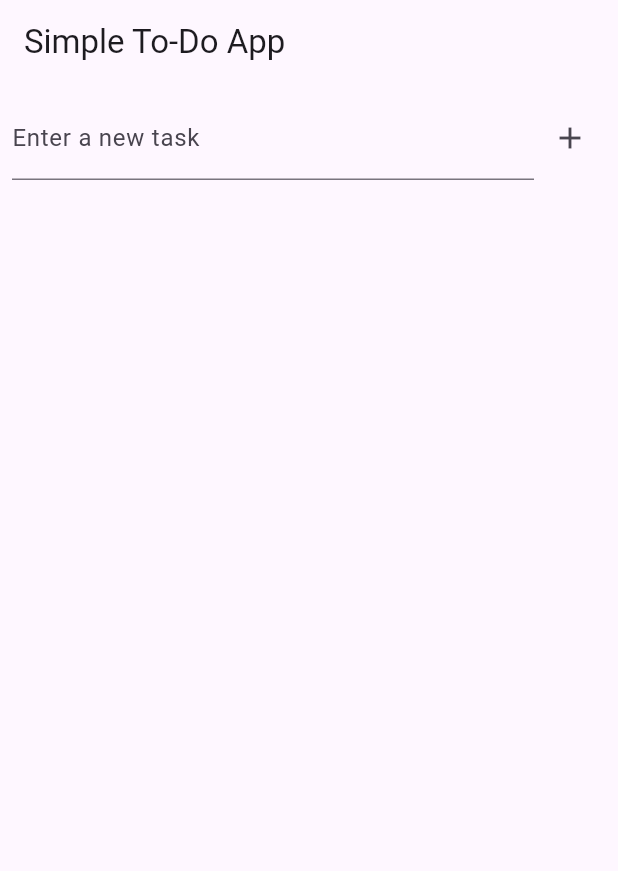
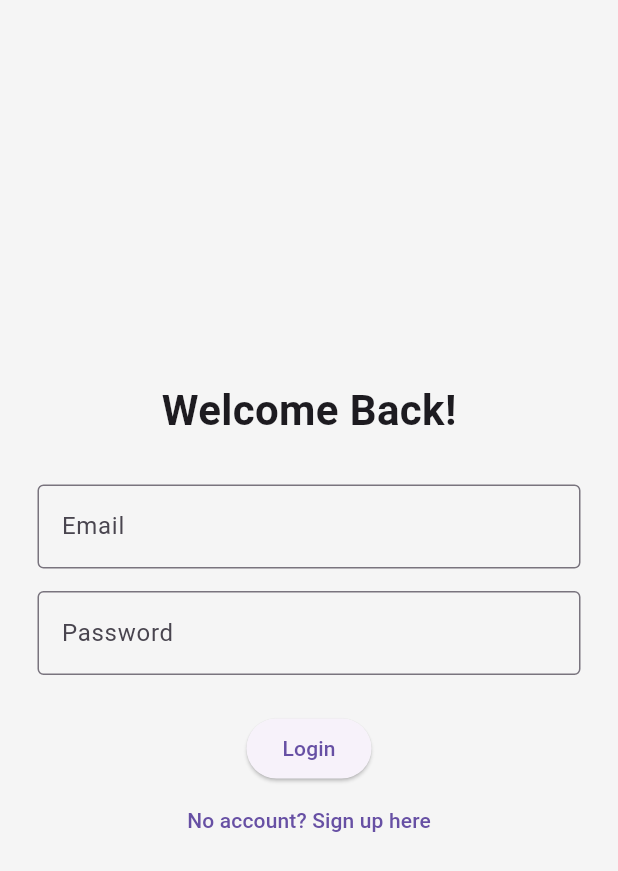
Before and after one commit to Vinoni420/app, a Flutter app: the screen it shows after launch, on a phone screen of 412 x 824 dp. Shown: the top 871 px of the screen. Run offline on Flutter 3.47's test engine with Material 3 defaults, Android fonts, the phone set to English and light mode, and no system bars.

Commit message:
simple login page does not work only frontend

```diff
--- a/lib/main.dart
+++ b/lib/main.dart
@@ -1,94 +1,134 @@
 import 'package:flutter/material.dart';
 
 void main() {
-  runApp(const TodoApp());
+  runApp(const MyApp());
 }
 
-class TodoApp extends StatelessWidget {
-  const TodoApp({super.key});
+class MyApp extends StatelessWidget {
+  const MyApp({super.key});
 
   @override
   Widget build(BuildContext context) {
     return MaterialApp(
-      title: 'Simple To-Do',
-      theme: ThemeData(primarySwatch: Colors.blue),
-      home: const TodoHomePage(),
+      title: 'Login/Signup Demo',
+      debugShowCheckedModeBanner: false,
+      theme: ThemeData(
+        primarySwatch: Colors.blue,
+      ),
+      home: const AuthPage(),
     );
   }
 }
 
-class TodoHomePage extends StatefulWidget {
-  const TodoHomePage({super.key});
+class AuthPage extends StatefulWidget {
+  const AuthPage({super.key});
 
   @override
-  State<TodoHomePage> createState() => _TodoHomePageState();
+  State<AuthPage> createState() => _AuthPageState();
 }
 
-class _TodoHomePageState extends State<TodoHomePage> {
-  final List<String> _tasks = [];
+class _AuthPageState extends State<AuthPage> {
+  bool isLogin = true;
+  final _formKey = GlobalKey<FormState>();
 
-  final TextEditingController _controller = TextEditingController();
+  final TextEditingController emailController = TextEditingController();
+  final TextEditingController passwordController = TextEditingController();
+  final TextEditingController nameController = TextEditingController();
 
-  void _addTask() {
-    final text = _controller.text;
-    if (text.isNotEmpty) {
-      setState(() {
-        _tasks.add(text);
-        _controller.clear();
-      });
-    }
+  void toggleForm() {
+    setState(() {
+      isLogin = !isLogin;
+    });
   }
 
-  void _removeTask(int index) {
-    setState(() {
-      _tasks.removeAt(index);
-    });
+  void submit() {
+    if (_formKey.currentState!.validate()) {
+      final email = emailController.text.trim();
+      final password = passwordController.text.trim();
+      final name = nameController.text.trim();
+
+      if (isLogin) {
+        print('Login: $email - $password');
+      } else {
+        print('Signup: $name - $email - $password');
+      }
+    }
   }
 
   @override
   Widget build(BuildContext context) {
     return Scaffold(
-      appBar: AppBar(
-        title: const Text('Simple To-Do App'),
-      ),
-      body: Column(
-        children: [
-          Padding(
-            padding: const EdgeInsets.all(8.0),
-            child: Row(
+      backgroundColor: Colors.grey[100],
+      body: Center(
+        child: Padding(
+          padding: const EdgeInsets.symmetric(horizontal: 25),
+          child: SingleChildScrollView(
+            child: Column(
+              mainAxisAlignment: MainAxisAlignment.center,
               children: [
-                Expanded(
-                  child: TextField(
-                    controller: _controller,
-                    decoration: const InputDecoration(
-                      labelText: 'Enter a new task',
-                    ),
-                    onSubmitted: (_) => _addTask(),
+                Text(
+                  isLogin ? 'Welcome Back!' : 'Create Account',
+                  style: const TextStyle(
+                    fontSize: 28,
+                    fontWeight: FontWeight.bold,
                   ),
                 ),
-                IconButton(
-                  icon: const Icon(Icons.add),
-                  onPressed: _addTask,
-                ),
+                const SizedBox(height: 30),
+                Form(
+                  key: _formKey,
+                  child: Column(
+                    children: [
+                      if (!isLogin)
+                        TextFormField(
+                          controller: nameController,
+                          decoration: const InputDecoration(
+                            labelText: 'Name',
+                            border: OutlineInputBorder(),
+                          ),
+                          validator: (value) =>
+                              value!.isEmpty ? 'Enter your name' : null,
+                        ),
+                      if (!isLogin) const SizedBox(height: 15),
+                      TextFormField(
+                        controller: emailController,
+                        decoration: const InputDecoration(
+                          labelText: 'Email',
+                          border: OutlineInputBorder(),
+                        ),
+                        validator: (value) => value!.contains('@')
+                            ? null
+                            : 'Enter a valid email',
+                      ),
+                      const SizedBox(height: 15),
+                      TextFormField(
+                        controller: passwordController,
+                        obscureText: true,
+                        decoration: const InputDecoration(
+                          labelText: 'Password',
+                          border: OutlineInputBorder(),
+                        ),
+                        validator: (value) => value!.length < 6
+                            ? 'Password too short'
+                            : null,
+                      ),
+                      const SizedBox(height: 25),
+                      ElevatedButton(
+                        onPressed: submit,
+                        child: Text(isLogin ? 'Login' : 'Sign Up'),
+                      ),
+                      TextButton(
+                        onPressed: toggleForm,
+                        child: Text(isLogin
+                            ? 'No account? Sign up here'
+                            : 'Already have an account? Log in'),
+                      ),
+                    ],
+                  ),
+                )
               ],
             ),
           ),
-          Expanded(
-            child: ListView.builder(
-              itemCount: _tasks.length,
-              itemBuilder: (context, index) {
-                final task = _tasks[index];
-                return ListTile(
-                  title: Text(task),
-                  trailing: IconButton(
-                    icon: const Icon(Icons.delete),
-                    onPressed: () => _removeTask(index),
-                  ),
-                );
-              },
-            ),
-          ),
-        ],
+        ),
       ),
     );
   }
```
Also changed, not shown: pubspec.yaml (+3 -5 lines), pubspec.lock, 5 other files.
